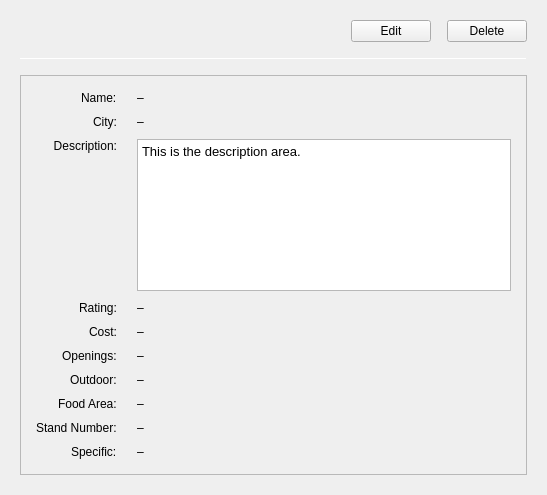
Above: shoppingwidget.ui from biasuzzi-davide/CapitalFocus before the change. Below: the same form after it.
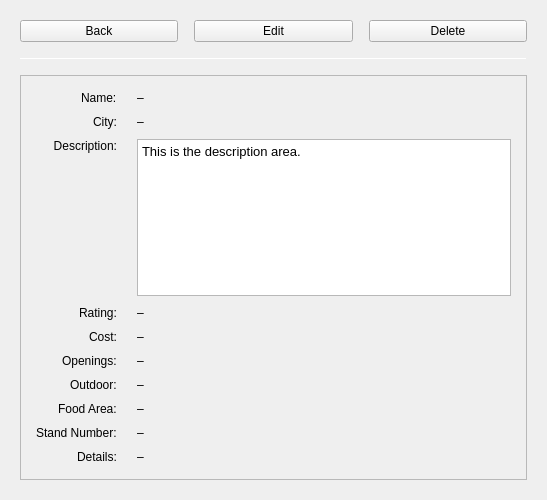
That is the form after the change.

Diff of the .ui file:
```diff
--- a/shoppingwidget.ui
+++ b/shoppingwidget.ui
@@ -7,7 +7,7 @@
     <x>0</x>
     <y>0</y>
     <width>547</width>
-    <height>495</height>
+    <height>500</height>
    </rect>
   </property>
   <property name="windowTitle">
@@ -106,20 +106,11 @@
    <item>
     <layout class="QHBoxLayout" name="buttonLayout">
      <item>
-      <spacer name="horizontalSpacer">
-       <property name="orientation">
-        <enum>Qt::Horizontal</enum>
+      <widget class="QPushButton" name="pushBack">
+       <property name="text">
+        <string>Back</string>
        </property>
-       <property name="sizeType">
-        <enum>QSizePolicy::Expanding</enum>
-       </property>
-       <property name="sizeHint" stdset="0">
-        <size>
-         <width>40</width>
-         <height>20</height>
-        </size>
-       </property>
-      </spacer>
+      </widget>
      </item>
      <item>
       <!-- Modificato da QToolButton a QPushButton -->
@@ -349,7 +340,7 @@
         <item row="9" column="0">
          <widget class="QLabel" name="labelSpecific">
           <property name="text">
-           <string>Specific:</string>
+           <string>Details:</string>
           </property>
          </widget>
         </item>
```
Left out of the diff: 10 changed lines with no effect on the pictures.
